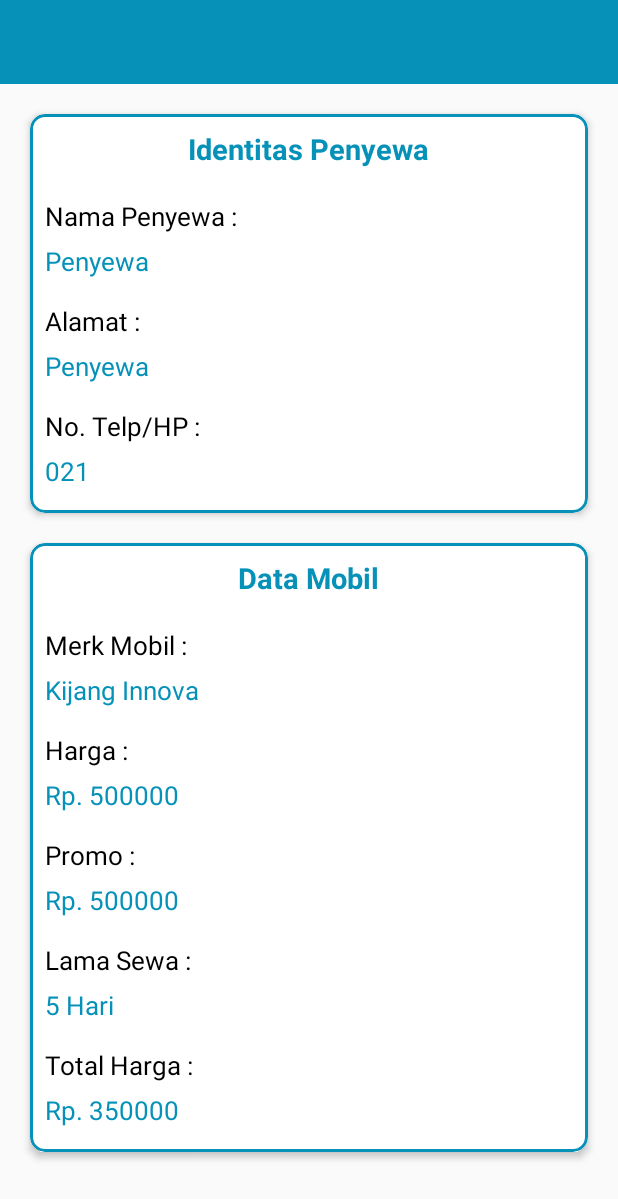
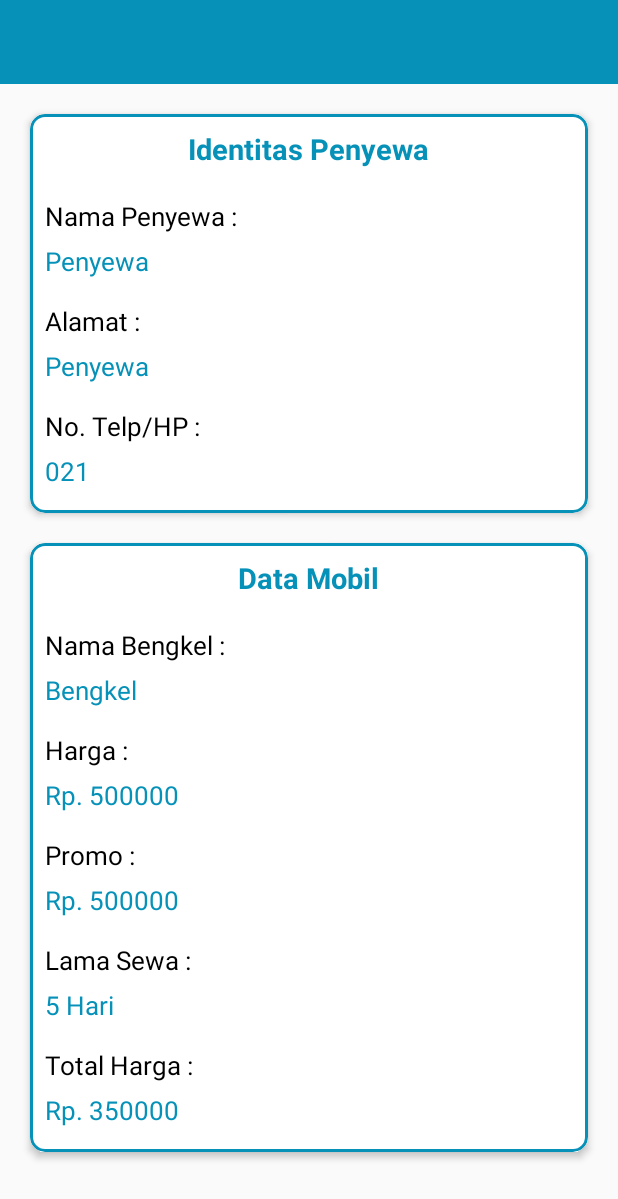
Before and after one commit to helperzerro/Bengkel, an Android app: the layout activity_detail_penyewa.xml on its own in the app's theme, with its tools: preview values and no code run, on a phone screen of 412 x 824 dp. Shown: the top 1199 px of the screen. Run offline under Robolectric (Android 15) with nearby library versions, the phone set to English and light mode, and no system bars.

Commit message:
menambahkan dokumentasi internet(comment), menghapus bebreapa code yang tidak diperlukan, mengubah beberapa text dari mobil menjadi bengkel

```diff
--- a/app/src/main/res/layout/activity_detail_bengkel.xml
+++ b/app/src/main/res/layout/activity_detail_bengkel.xml
@@ -80,7 +80,7 @@
                         android:layout_width="0dp"
                         android:layout_height="wrap_content"
                         android:layout_weight="6.56"
-                        android:text="Harga Mobil   :"
+                        android:text="Harga Bengkel   :"
                         android:textColor="@android:color/white"
                         android:textSize="16sp" />
 
--- a/app/src/main/res/layout/activity_detail_penyewa.xml
+++ b/app/src/main/res/layout/activity_detail_penyewa.xml
@@ -141,7 +141,7 @@
                         android:layout_height="30dp"
                         android:layout_below="@+id/dtMobil"
                         android:layout_marginTop="20dp"
-                        android:text="Merk Mobil :"
+                        android:text="Nama Bengkel :"
                         android:textColor="@android:color/black"
                         android:textSize="17sp" />
 
@@ -150,7 +150,7 @@
                         android:layout_width="match_parent"
                         android:layout_height="30dp"
                         android:layout_below="@+id/txtMerk"
-                        android:text="Kijang Innova"
+                        android:text="Bengkel"
                         android:textColor="@color/colorPrimary"
                         android:textSize="17sp" />
 
```
Also changed, not shown: app/src/main/java/com/uas/bengkel/activity/DaftarBengkelActivity.java (+12 -0 lines), app/src/main/java/com/uas/bengkel/activity/DetailBengkelActivity.java (+11 -1 lines), app/src/main/java/com/uas/bengkel/activity/DetailPenyewaActivity.java (+17 -3 lines), app/src/main/java/com/uas/bengkel/activity/MainActivity.java (+19 -1 lines), app/src/main/java/com/uas/bengkel/activity/PenyewaActivity.java (+18 -0 lines), app/src/main/java/com/uas/bengkel/activity/SewaBengkelActivity.java (+19 -21 lines), 26 other files.
